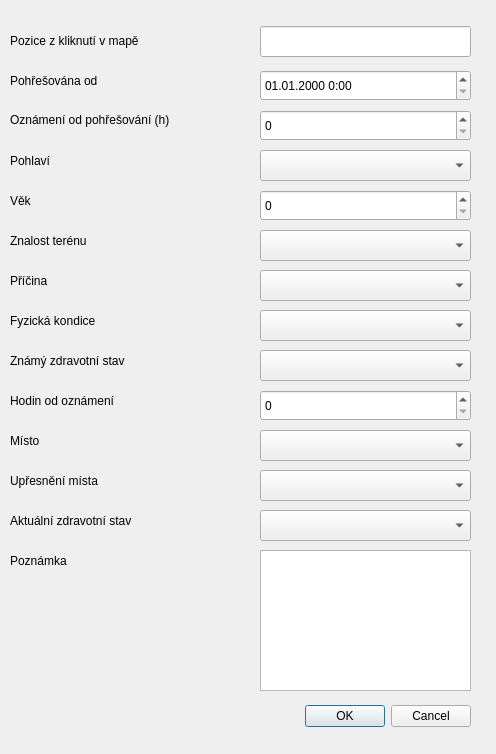
Above: ui/result.ui from ruz76/qgis_patrac before the change. Below: the same form after it.
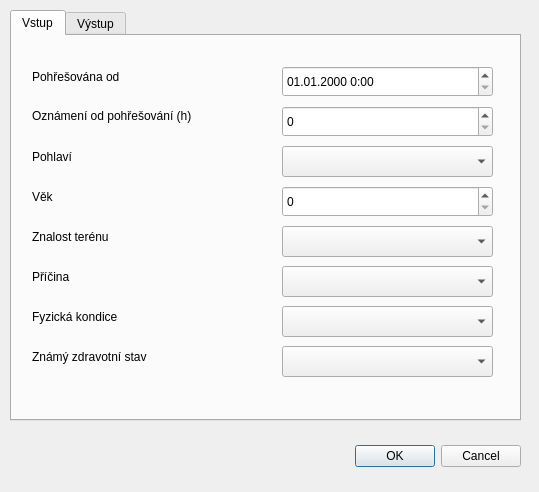
That is the form after the change.

Commit message: UI splitted to two tabs.

Patch:
```diff
--- a/ui/result.ui
+++ b/ui/result.ui
@@ -6,8 +6,8 @@
    <rect>
     <x>0</x>
     <y>0</y>
-    <width>496</width>
-    <height>754</height>
+    <width>539</width>
+    <height>492</height>
    </rect>
   </property>
   <property name="windowTitle">
@@ -16,8 +16,8 @@
   <widget class="QDialogButtonBox" name="buttonBox">
    <property name="geometry">
     <rect>
-     <x>130</x>
-     <y>700</y>
+     <x>180</x>
+     <y>440</y>
      <width>341</width>
      <height>32</height>
     </rect>
@@ -29,11 +29,27 @@
     <set>QDialogButtonBox::Cancel|QDialogButtonBox::Ok</set>
    </property>
   </widget>
-  <widget class="QLineEdit" name="lineEditCoords">
+  <widget class="QTabWidget" name="tabWidget">
    <property name="geometry">
     <rect>
-     <x>260</x>
-     <y>26</y>
+     <x>10</x>
+     <y>10</y>
+     <width>511</width>
+     <height>411</height>
+    </rect>
+   </property>
+   <property name="currentIndex">
+    <number>0</number>
+   </property>
+   <widget class="QWidget" name="tab1">
+    <attribute name="title">
+     <string>Vstup</string>
+    </attribute>
+    <widget class="QComboBox" name="comboBoxTerrain">
+     <property name="geometry">
+      <rect>
+       <x>270</x>
+       <y>190</y>
      <width>211</width>
      <height>31</height>
     </rect>
@@ -42,8 +58,8 @@
   <widget class="QDateTimeEdit" name="dateTimeEditMissing">
    <property name="geometry">
     <rect>
-     <x>260</x>
-     <y>70</y>
+       <x>270</x>
+       <y>30</y>
      <width>211</width>
      <height>31</height>
     </rect>
@@ -52,11 +68,41 @@
     <string>dd.MM.yyyy H:mm</string>
    </property>
   </widget>
+    <widget class="QSpinBox" name="spinBoxHourFromMissing">
+     <property name="geometry">
+      <rect>
+       <x>270</x>
+       <y>70</y>
+       <width>211</width>
+       <height>31</height>
+      </rect>
+     </property>
+    </widget>
+    <widget class="QComboBox" name="comboBoxPurpose">
+     <property name="geometry">
+      <rect>
+       <x>270</x>
+       <y>230</y>
+       <width>211</width>
+       <height>31</height>
+      </rect>
+     </property>
+    </widget>
+    <widget class="QComboBox" name="comboBoxHealth">
+     <property name="geometry">
+      <rect>
+       <x>270</x>
+       <y>310</y>
+       <width>211</width>
+       <height>31</height>
+      </rect>
+     </property>
+    </widget>
   <widget class="QLabel" name="labelDateTimeMissing">
    <property name="geometry">
     <rect>
-     <x>10</x>
-     <y>70</y>
+       <x>20</x>
+       <y>30</y>
      <width>211</width>
      <height>21</height>
     </rect>
@@ -65,21 +111,11 @@
     <string>Pohřešována od</string>
    </property>
   </widget>
-  <widget class="QSpinBox" name="spinBoxHourFromMissing">
-   <property name="geometry">
-    <rect>
-     <x>260</x>
-     <y>110</y>
-     <width>211</width>
-     <height>31</height>
-    </rect>
-   </property>
-  </widget>
   <widget class="QLabel" name="labelHourHourFromMissing">
    <property name="geometry">
     <rect>
-     <x>10</x>
-     <y>110</y>
+       <x>20</x>
+       <y>70</y>
      <width>231</width>
      <height>21</height>
     </rect>
@@ -88,44 +124,11 @@
     <string>&lt;html&gt;&lt;head/&gt;&lt;body&gt;&lt;p&gt;Oznámení od pohřešování (h)&lt;/p&gt;&lt;/body&gt;&lt;/html&gt;</string>
    </property>
   </widget>
-  <widget class="QComboBox" name="comboBoxSex">
-   <property name="geometry">
-    <rect>
-     <x>260</x>
-     <y>150</y>
-     <width>211</width>
-     <height>31</height>
-    </rect>
-   </property>
-  </widget>
-  <widget class="QLabel" name="labelSex">
-   <property name="geometry">
-    <rect>
-     <x>10</x>
-     <y>150</y>
-     <width>231</width>
-     <height>21</height>
-    </rect>
-   </property>
-   <property name="text">
-    <string>Pohlaví</string>
-   </property>
-  </widget>
-  <widget class="QSpinBox" name="spinBoxAge">
-   <property name="geometry">
-    <rect>
-     <x>260</x>
-     <y>190</y>
-     <width>211</width>
-     <height>31</height>
-    </rect>
-   </property>
-  </widget>
   <widget class="QLabel" name="labelAge">
    <property name="geometry">
     <rect>
-     <x>10</x>
-     <y>190</y>
+       <x>20</x>
+       <y>150</y>
      <width>231</width>
      <height>21</height>
     </rect>
@@ -134,57 +137,21 @@
     <string>Věk</string>
    </property>
   </widget>
-  <widget class="QComboBox" name="comboBoxTerrain">
+    <widget class="QComboBox" name="comboBoxSex">
    <property name="geometry">
     <rect>
-     <x>260</x>
-     <y>230</y>
+       <x>270</x>
+       <y>110</y>
      <width>211</width>
      <height>31</height>
     </rect>
    </property>
   </widget>
-  <widget class="QLabel" name="labelTerrain">
-   <property name="geometry">
-    <rect>
-     <x>10</x>
-     <y>230</y>
-     <width>231</width>
-     <height>21</height>
-    </rect>
-   </property>
-   <property name="text">
-    <string>Znalost terénu</string>
-   </property>
-  </widget>
-  <widget class="QComboBox" name="comboBoxPurpose">
-   <property name="geometry">
-    <rect>
-     <x>260</x>
-     <y>270</y>
-     <width>211</width>
-     <height>31</height>
-    </rect>
-   </property>
-  </widget>
-  <widget class="QLabel" name="labelPurpose">
-   <property name="geometry">
-    <rect>
-     <x>10</x>
-     <y>270</y>
-     <width>231</width>
-     <height>21</height>
-    </rect>
-   </property>
-   <property name="text">
-    <string>Příčina</string>
-   </property>
-  </widget>
   <widget class="QLabel" name="labelCondition">
    <property name="geometry">
     <rect>
-     <x>10</x>
-     <y>310</y>
+       <x>20</x>
+       <y>270</y>
      <width>231</width>
      <height>21</height>
     </rect>
@@ -193,31 +160,11 @@
     <string>Fyzická kondice</string>
    </property>
   </widget>
-  <widget class="QComboBox" name="comboBoxCondition">
-   <property name="geometry">
-    <rect>
-     <x>260</x>
-     <y>310</y>
-     <width>211</width>
-     <height>31</height>
-    </rect>
-   </property>
-  </widget>
-  <widget class="QComboBox" name="comboBoxHealth">
-   <property name="geometry">
-    <rect>
-     <x>260</x>
-     <y>350</y>
-     <width>211</width>
-     <height>31</height>
-    </rect>
-   </property>
-  </widget>
   <widget class="QLabel" name="labelHealth">
    <property name="geometry">
     <rect>
-     <x>10</x>
-     <y>350</y>
+       <x>20</x>
+       <y>310</y>
      <width>231</width>
      <height>21</height>
     </rect>
@@ -226,11 +173,131 @@
     <string>Známý zdravotní stav</string>
    </property>
   </widget>
+    <widget class="QSpinBox" name="spinBoxAge">
+     <property name="geometry">
+      <rect>
+       <x>270</x>
+       <y>150</y>
+       <width>211</width>
+       <height>31</height>
+      </rect>
+     </property>
+    </widget>
+    <widget class="QLabel" name="labelPurpose">
+     <property name="geometry">
+      <rect>
+       <x>20</x>
+       <y>230</y>
+       <width>231</width>
+       <height>21</height>
+      </rect>
+     </property>
+     <property name="text">
+      <string>Příčina</string>
+     </property>
+    </widget>
+    <widget class="QComboBox" name="comboBoxCondition">
+     <property name="geometry">
+      <rect>
+       <x>270</x>
+       <y>270</y>
+       <width>211</width>
+       <height>31</height>
+      </rect>
+     </property>
+    </widget>
+    <widget class="QLabel" name="labelTerrain">
+     <property name="geometry">
+      <rect>
+       <x>20</x>
+       <y>190</y>
+       <width>231</width>
+       <height>21</height>
+      </rect>
+     </property>
+     <property name="text">
+      <string>Znalost terénu</string>
+     </property>
+    </widget>
+    <widget class="QLabel" name="labelSex">
+     <property name="geometry">
+      <rect>
+       <x>20</x>
+       <y>110</y>
+       <width>231</width>
+       <height>21</height>
+      </rect>
+     </property>
+     <property name="text">
+      <string>Pohlaví</string>
+     </property>
+    </widget>
+   </widget>
+   <widget class="QWidget" name="tab2">
+    <attribute name="title">
+     <string>Výstup</string>
+    </attribute>
+    <widget class="QComboBox" name="comboBoxPlace">
+     <property name="geometry">
+      <rect>
+       <x>270</x>
+       <y>110</y>
+       <width>211</width>
+       <height>31</height>
+      </rect>
+     </property>
+    </widget>
   <widget class="QSpinBox" name="spinBoxHourFromAnnounce">
    <property name="geometry">
     <rect>
-     <x>260</x>
-     <y>390</y>
+       <x>270</x>
+       <y>70</y>
+       <width>211</width>
+       <height>31</height>
+      </rect>
+     </property>
+    </widget>
+    <widget class="QPlainTextEdit" name="plainTextEditNote">
+     <property name="geometry">
+      <rect>
+       <x>270</x>
+       <y>230</y>
+       <width>211</width>
+       <height>121</height>
+      </rect>
+     </property>
+    </widget>
+    <widget class="QLabel" name="labelCoords">
+     <property name="geometry">
+      <rect>
+       <x>20</x>
+       <y>30</y>
+       <width>231</width>
+       <height>21</height>
+      </rect>
+     </property>
+     <property name="text">
+      <string>Pozice z kliknutí v mapě</string>
+     </property>
+    </widget>
+    <widget class="QLabel" name="labelNote">
+     <property name="geometry">
+      <rect>
+       <x>20</x>
+       <y>230</y>
+       <width>231</width>
+       <height>21</height>
+      </rect>
+     </property>
+     <property name="text">
+      <string>Poznámka</string>
+     </property>
+    </widget>
+    <widget class="QComboBox" name="comboBoxHealth2">
+     <property name="geometry">
+      <rect>
+       <x>270</x>
+       <y>190</y>
      <width>211</width>
      <height>31</height>
     </rect>
@@ -239,8 +306,8 @@
   <widget class="QLabel" name="labelHourFromAnnounce">
    <property name="geometry">
     <rect>
-     <x>10</x>
-     <y>390</y>
+       <x>20</x>
+       <y>70</y>
      <width>231</width>
      <height>21</height>
     </rect>
@@ -249,21 +316,11 @@
     <string>Hodin od oznámení</string>
    </property>
   </widget>
-  <widget class="QComboBox" name="comboBoxPlace">
-   <property name="geometry">
-    <rect>
-     <x>260</x>
-     <y>430</y>
-     <width>211</width>
-     <height>31</height>
-    </rect>
-   </property>
-  </widget>
   <widget class="QLabel" name="labelPlace">
    <property name="geometry">
     <rect>
-     <x>10</x>
-     <y>430</y>
+       <x>20</x>
+       <y>110</y>
      <width>231</width>
      <height>21</height>
     </rect>
@@ -275,8 +332,18 @@
   <widget class="QComboBox" name="comboBoxPlace2">
    <property name="geometry">
     <rect>
-     <x>260</x>
-     <y>470</y>
+       <x>270</x>
+       <y>150</y>
+       <width>211</width>
+       <height>31</height>
+      </rect>
+     </property>
+    </widget>
+    <widget class="QLineEdit" name="lineEditCoords">
+     <property name="geometry">
+      <rect>
+       <x>270</x>
+       <y>26</y>
      <width>211</width>
      <height>31</height>
     </rect>
@@ -285,8 +352,8 @@
   <widget class="QLabel" name="labelPlace2">
    <property name="geometry">
     <rect>
-     <x>10</x>
-     <y>470</y>
+       <x>20</x>
+       <y>150</y>
      <width>231</width>
      <height>21</height>
     </rect>
@@ -295,21 +362,11 @@
     <string>Upřesnění místa</string>
    </property>
   </widget>
-  <widget class="QComboBox" name="comboBoxHealth2">
-   <property name="geometry">
-    <rect>
-     <x>260</x>
-     <y>510</y>
-     <width>211</width>
-     <height>31</height>
-    </rect>
-   </property>
-  </widget>
   <widget class="QLabel" name="labelHealth2">
    <property name="geometry">
     <rect>
-     <x>10</x>
-     <y>510</y>
+       <x>20</x>
+       <y>190</y>
      <width>231</width>
      <height>21</height>
     </rect>
@@ -318,41 +375,7 @@
     <string>Aktuální zdravotní stav</string>
    </property>
   </widget>
-  <widget class="QPlainTextEdit" name="plainTextEditNote">
-   <property name="geometry">
-    <rect>
-     <x>260</x>
-     <y>550</y>
-     <width>211</width>
-     <height>141</height>
-    </rect>
-   </property>
-  </widget>
-  <widget class="QLabel" name="labelNote">
-   <property name="geometry">
-    <rect>
-     <x>10</x>
-     <y>550</y>
-     <width>231</width>
-     <height>21</height>
-    </rect>
-   </property>
-   <property name="text">
-    <string>Poznámka</string>
-   </property>
-  </widget>
-  <widget class="QLabel" name="labelCoords">
-   <property name="geometry">
-    <rect>
-     <x>10</x>
-     <y>30</y>
-     <width>231</width>
-     <height>21</height>
-    </rect>
-   </property>
-   <property name="text">
-    <string>Pozice z kliknutí v mapě</string>
-   </property>
+   </widget>
   </widget>
  </widget>
  <resources/>
```
Lines whose indentation alone changed are shown as unchanged.
